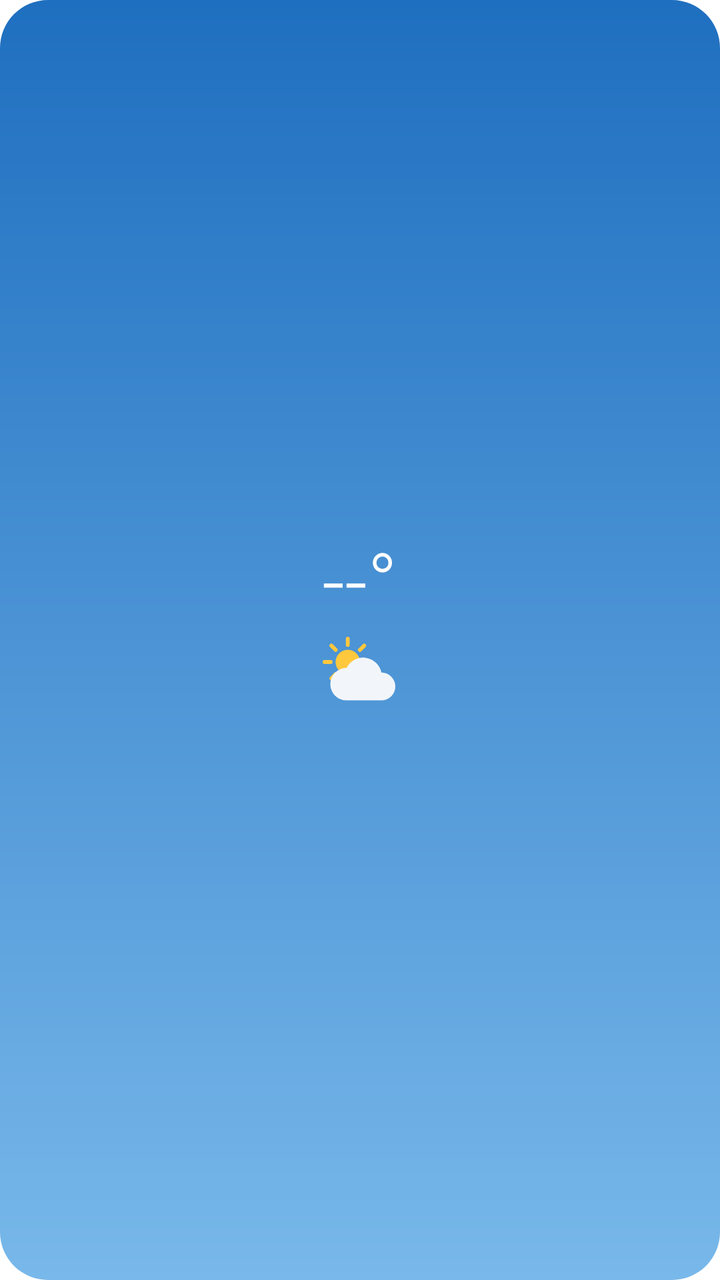
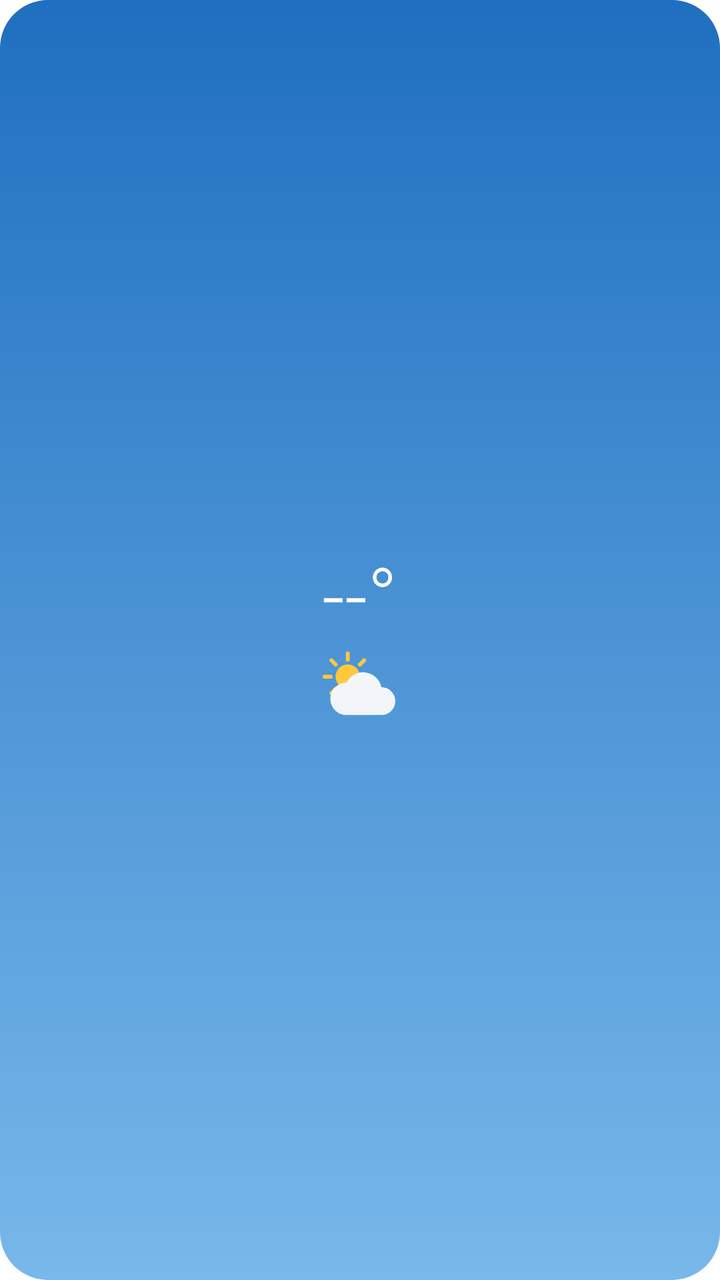

Before-and-after screenshots of an Android layout around one commit, followed by the original layout XML and the change that was made.
<!-- AndroidManifest.xml: fallback theme Theme.MaterialComponents.DayNight.NoActionBar -->
<!-- res/layout/widget.xml -->
<?xml version="1.0" encoding="utf-8"?>
<LinearLayout xmlns:android="http://schemas.android.com/apk/res/android"
    android:id="@+id/root"
    android:layout_width="match_parent"
    android:layout_height="match_parent"
    android:background="@drawable/bg"
    android:gravity="center"
    android:orientation="vertical"
    android:padding="8dp">
    <TextView android:id="@+id/temp" android:layout_width="wrap_content" android:layout_height="wrap_content"
        android:text="--°" android:textColor="#FFFFFF" android:textSize="40sp" android:fontFamily="sans-serif-light" />
    <ImageView android:id="@+id/icon" android:layout_width="44dp" android:layout_height="44dp"
        android:src="@drawable/ic_partly_day" android:contentDescription="天气" />
    <TextView android:id="@+id/cond" android:layout_width="wrap_content" android:layout_height="wrap_content"
        android:text="" android:textColor="#E6FFFFFF" android:textSize="12sp" />
</LinearLayout>
<!-- resources referenced by this layout -->
<resources>
  <!-- drawable bg (drawable) -->
  <?xml version="1.0" encoding="utf-8"?>
  <shape xmlns:android="http://schemas.android.com/apk/res/android" android:shape="rectangle">
      <corners android:radius="24dp" />
      <gradient android:angle="270" android:startColor="#1F6FC0" android:endColor="#78B8EA" />
  </shape>
  <!-- drawable ic_partly_day (drawable) -->
  <?xml version="1.0" encoding="utf-8"?>
  <vector xmlns:android="http://schemas.android.com/apk/res/android" android:width="72dp" android:height="72dp" android:viewportWidth="72" android:viewportHeight="72"><path android:strokeColor="#FFC83D" android:strokeWidth="3.2" android:strokeLineCap="round" android:pathData="M40.0,24.0L45.0,24.0"/><path android:strokeColor="#FFC83D" android:strokeWidth="3.2" android:strokeLineCap="round" android:pathData="M35.9,33.9L39.4,37.4"/><path android:strokeColor="#FFC83D" android:strokeWidth="3.2" android:strokeLineCap="round" android:pathData="M26.0,38.0L26.0,43.0"/><path android:strokeColor="#FFC83D" android:strokeWidth="3.2" android:strokeLineCap="round" android:pathData="M16.1,33.9L12.6,37.4"/><path android:strokeColor="#FFC83D" android:strokeWidth="3.2" android:strokeLineCap="round" android:pathData="M12.0,24.0L7.0,24.0"/><path android:strokeColor="#FFC83D" android:strokeWidth="3.2" android:strokeLineCap="round" android:pathData="M16.1,14.1L12.6,10.6"/><path android:strokeColor="#FFC83D" android:strokeWidth="3.2" android:strokeLineCap="round" android:pathData="M26.0,10.0L26.0,5.0"/><path android:strokeColor="#FFC83D" android:strokeWidth="3.2" android:strokeLineCap="round" android:pathData="M35.9,14.1L39.4,10.6"/><path android:fillColor="#FFC83D" android:pathData="M16,24a10,10 0,1 0,20,0a10,10 0,1 0,-20,0z"/><group android:translateX="6" android:translateY="6" android:scaleX="0.95" android:scaleY="0.95"><path android:fillColor="#F2F6FA" android:pathData="M20,52h30a12,12 0,0 0,0 -24a16,16 0,0 0,-30 -4a13,13 0,0 0,0 28z"/></group></vector>
</resources>

<!-- the commit's change to res/layout/widget.xml (unified diff, before → after) -->
@@ -7,6 +7,8 @@
     android:gravity="center"
     android:orientation="vertical"
     android:padding="8dp">
+    <TextView android:id="@+id/place" android:layout_width="wrap_content" android:layout_height="wrap_content"
+        android:text="" android:textColor="#CCFFFFFF" android:textSize="11sp" android:maxLines="1" android:ellipsize="end" />
     <TextView android:id="@+id/temp" android:layout_width="wrap_content" android:layout_height="wrap_content"
         android:text="--°" android:textColor="#FFFFFF" android:textSize="40sp" android:fontFamily="sans-serif-light" />
     <ImageView android:id="@+id/icon" android:layout_width="44dp" android:layout_height="44dp"
